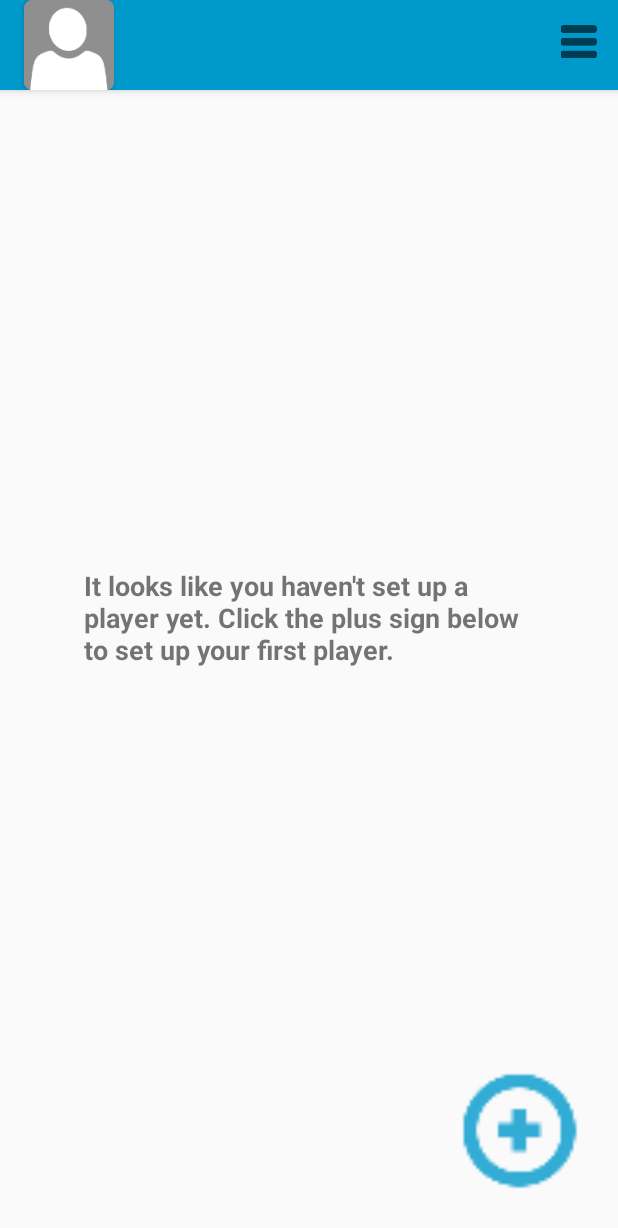
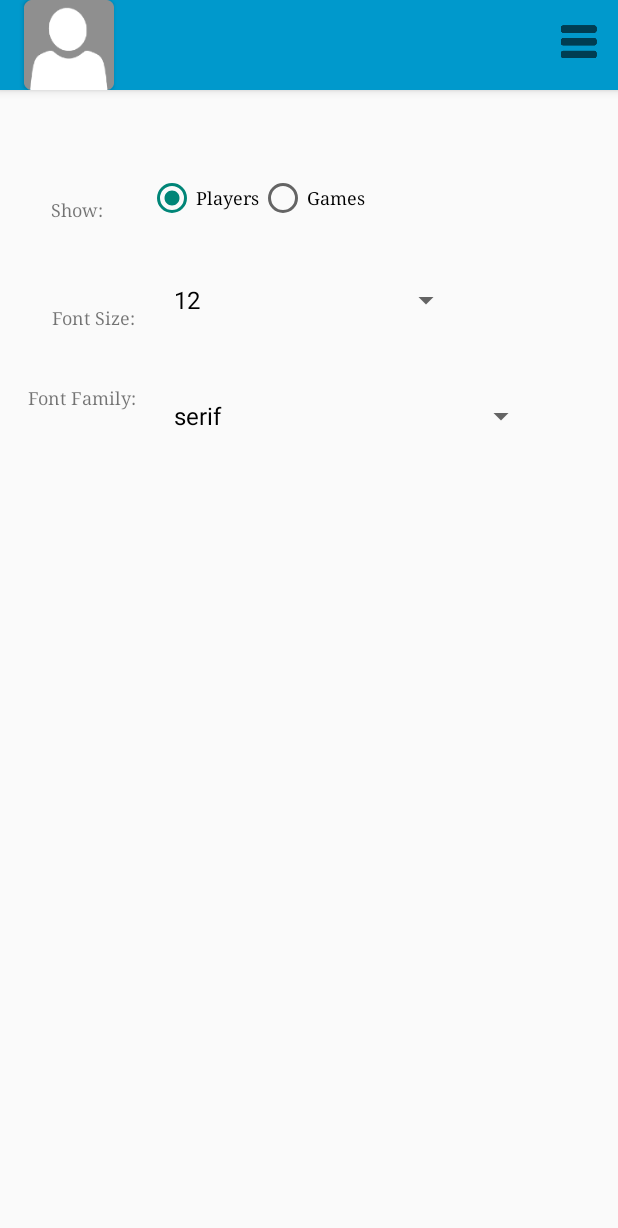
Before and after one commit to JadeBuhler/BoardGameBuddy, an Android app: the screen it shows after launch (MainActivity before the commit, Settings after it), in the options menu, after a tap on "Settings", on a phone screen of 412 x 824 dp. Shown: the top 1228 px of the screen. Run offline under Robolectric (Android 15) with nearby library versions, the phone set to English and light mode, and no system bars.

Commit message:
Added a settings activity, users can change font size and font family for the app, can also choose to display players or games.

```diff
--- a/app/src/main/AndroidManifest.xml
+++ b/app/src/main/AndroidManifest.xml
@@ -19,7 +19,8 @@
         <activity android:name=".addScreen" />
         <activity android:name=".BaseActivity" />
         <activity android:name=".AddPlayer" />
-        <activity android:name=".AddGame"></activity>
+        <activity android:name=".AddGame" />
+        <activity android:name=".Settings"></activity>
     </application>
 
 </manifest>
--- a/app/src/main/java/com/example/jade/boardgamebuddy/AddPlayer.java
+++ b/app/src/main/java/com/example/jade/boardgamebuddy/AddPlayer.java
@@ -1,6 +1,9 @@
 package com.example.jade.boardgamebuddy;
 
 import android.app.DialogFragment;
+import android.content.Intent;
+import android.content.SharedPreferences;
+import android.graphics.Typeface;
 import android.graphics.drawable.Drawable;
 import android.os.Build;
 import android.os.Bundle;
@@ -12,17 +15,21 @@ import android.view.ViewGroup;
 import android.widget.Button;
 import android.widget.EditText;
 import android.widget.ImageButton;
+import android.widget.Switch;
 import android.widget.Toast;
 
 
 public class AddPlayer extends BaseActivity implements AvatarDialogListener
 {
-    Button btnChooseAvatar;
-    Button btnOk;
-    Button btnCancel;
-    Button userAvatar;
-    EditText playerName;
-    DatabaseHelper dbHelper;
+    private Button btnChooseAvatar;
+    private Button btnOk;
+    private Button btnCancel;
+    private Button userAvatar;
+    private EditText playerName;
+    private Switch defaultPlayer;
+    private DatabaseHelper dbHelper;
+    private SharedPreferences preferences;
+    private Typeface typeface;
 
     @Override
     protected void onCreate(Bundle savedInstanceState)
@@ -35,6 +42,9 @@ public class AddPlayer extends BaseActivity implements AvatarDialogListener
         setSupportActionBar(appBar);
         getSupportActionBar().setDisplayShowTitleEnabled(false);
 
+        // Instantiate the shared preferences
+        preferences = getSharedPreferences("main_prefs", MODE_PRIVATE);
+
         // Find the user avatar image from the tool bar.
         userAvatar = (Button)findViewById(R.id.userAvatar);
 
@@ -43,6 +53,7 @@ public class AddPlayer extends BaseActivity implements AvatarDialogListener
         btnOk = (Button)findViewById(R.id.btnOk);
         btnCancel = (Button)findViewById(R.id.btnCancel);
         playerName = (EditText)findViewById(R.id.edtPlayerName);
+        defaultPlayer = (Switch)findViewById(R.id.swDefaultPlayer);
 
         // Instantiate the database helper.
         dbHelper = new DatabaseHelper(this);
@@ -81,8 +92,21 @@ public class AddPlayer extends BaseActivity implements AvatarDialogListener
             {
                 saveContentValues(v);
                 finish();
+                Intent intent = new Intent(AddPlayer.this, MainActivity.class);
+                startActivity(intent);
             }
         });
+    }
+
+    @Override
+    protected void onResume()
+    {
+        super.onResume();
+
+        typeface = typeface.create(preferences.getString("fontFamily", "serif"), Typeface.NORMAL);
+
+        defaultPlayer.setTypeface(typeface);
+        defaultPlayer.setTextSize(Integer.valueOf(preferences.getString("fontSize", "12")));
     }
 
     public void saveContentValues(View view)
--- a/app/src/main/java/com/example/jade/boardgamebuddy/BaseActivity.java
+++ b/app/src/main/java/com/example/jade/boardgamebuddy/BaseActivity.java
@@ -1,5 +1,8 @@
 package com.example.jade.boardgamebuddy;
 
+import android.content.Intent;
+import android.content.SharedPreferences;
+import android.graphics.Typeface;
 import android.graphics.drawable.Drawable;
 import android.os.Bundle;
 import android.support.v4.content.ContextCompat;
@@ -11,9 +14,9 @@ import android.view.MenuItem;
 
 public class BaseActivity extends AppCompatActivity
 {
-
     @Override
-    protected void onCreate(Bundle savedInstanceState) {
+    protected void onCreate(Bundle savedInstanceState)
+    {
         super.onCreate(savedInstanceState);
         setContentView(R.layout.activity_base);
 
@@ -40,6 +43,8 @@ public class BaseActivity extends AppCompatActivity
         {
             case R.id.settings:
                 // Open settings activity
+                Intent intent = new Intent(BaseActivity.this, Settings.class);
+                startActivity(intent);
                 break;
             case R.id.about:
                 // Open about activity
--- a/app/src/main/java/com/example/jade/boardgamebuddy/MainActivity.java
+++ b/app/src/main/java/com/example/jade/boardgamebuddy/MainActivity.java
@@ -2,10 +2,12 @@ package com.example.jade.boardgamebuddy;
 
 import android.content.Context;
 import android.content.Intent;
+import android.content.SharedPreferences;
 import android.database.Cursor;
 import android.database.sqlite.SQLiteDatabase;
 import android.graphics.Bitmap;
 import android.graphics.BitmapFactory;
+import android.graphics.Typeface;
 import android.graphics.drawable.Drawable;
 import android.support.annotation.NonNull;
 import android.support.v7.app.AppCompatActivity;
@@ -42,6 +44,8 @@ public class MainActivity extends BaseActivity
     private Button btnAdd;
     private TextView txtDefault;
     private Button userAva;
+    private SharedPreferences preferences;
+    private Typeface typeFace;
 
     @Override
     protected void onCreate(Bundle savedInstanceState)
@@ -55,6 +59,9 @@ public class MainActivity extends BaseActivity
         Toolbar appBar = (Toolbar)findViewById(R.id.appBar);
         setSupportActionBar(appBar);
         getSupportActionBar().setDisplayShowTitleEnabled(false);
+
+        // Instantiate the shared preferences
+        preferences = getSharedPreferences("main_prefs", MODE_PRIVATE);
 
         userAva = (Button)findViewById(R.id.userAvatar);
         btnAdd = (Button)findViewById(R.id.btnAdd);
@@ -100,6 +107,8 @@ public class MainActivity extends BaseActivity
     protected void onResume()
     {
         super.onResume();
+
+        typeFace = typeFace.create(preferences.getString("fontFamily", "monospace"), Typeface.NORMAL);
 
         // If the players table has data hide the default text view and display the players list
         // view.
@@ -244,6 +253,10 @@ public class MainActivity extends BaseActivity
                 if (txtPlayerName != null)
                 {
                     txtPlayerName.setText(player.getName());
+                    txtPlayerName.setTypeface(typeFace);
+                    txtPlayerName.setTextSize(Integer.valueOf(preferences.getString("fontSize",
+                            "14"
+                            )));
                     //userAvatar.setImageBitmap(BitmapFactory.decodeFile(player.getAvatar()));;
                 }
             }
--- /dev/null
+++ b/app/src/main/java/com/example/jade/boardgamebuddy/Settings.java
@@ -0,0 +1,109 @@
+package com.example.jade.boardgamebuddy;
+
+import android.content.SharedPreferences;
+import android.graphics.Typeface;
+import android.os.Bundle;
+import android.support.v7.widget.Toolbar;
+import android.widget.ArrayAdapter;
+import android.widget.RadioButton;
+import android.widget.Spinner;
+import android.widget.TextView;
+
+public class Settings extends BaseActivity
+{
+    private SharedPreferences preferences;
+    private Spinner spFontSize;
+    private Spinner spFontFamily;
+    Typeface typeface;
+
+    // This adapter will be used to populate the spinners
+    private ArrayAdapter<CharSequence> fontAdapter;
+
+    @Override
+    protected void onCreate(Bundle savedInstanceState)
+    {
+        super.onCreate(savedInstanceState);
+        setContentView(R.layout.activity_settings);
+
+        Toolbar appBar = (Toolbar)findViewById(R.id.appBar);
+        setSupportActionBar(appBar);
+        getSupportActionBar().setDisplayShowTitleEnabled(false);
+
+        preferences = getSharedPreferences("main_prefs", MODE_PRIVATE);
+        spFontSize = findViewById(R.id.spFontSize);
+        spFontFamily = findViewById(R.id.spFontFamily);
+
+
+        // Populate the font size and font family spinners with arrays from the strings resource
+        // file
+        fontAdapter = ArrayAdapter.createFromResource(this, R.array.font_sizes, android.R.layout
+                .simple_spinner_dropdown_item);
+        spFontSize.setAdapter(fontAdapter);
+
+        fontAdapter = ArrayAdapter.createFromResource(this, R.array.font_family, android.R
+                .layout.simple_spinner_dropdown_item);
+        spFontFamily.setAdapter(fontAdapter);
+    }
+
+    @Override
+    protected void onPause()
+    {
+        super.onPause();
+
+        // Open an editor for our shared preferences
+        SharedPreferences.Editor editor = preferences.edit();
+
+        // Add the chosen settings to the editor and commit them
+        // Saving font size as a String because I'm lazy and don't want to make an array adapter
+        // that takes ints
+        editor.putString("fontSize", spFontSize.getSelectedItem().toString());
+        editor.putString("fontFamily", spFontFamily.getSelectedItem().toString());
+        editor.commit();
+    }
+
+    @Override
+    protected void onResume()
+    {
+        super.onResume();
+
+        TextView txtChoose = findViewById(R.id.txtShow);
+        TextView txtFontSize = findViewById(R.id.txtFontSize);
+        TextView txtFontFamily = findViewById(R.id.txtFontFamily);
+        RadioButton rdbPlayer = findViewById(R.id.rdbPlayers);
+        RadioButton rdbGame = findViewById(R.id.rdbGames);
+
+        // Create a typeface from the previously chosen font family in the shared preferecnes
+        typeface = typeface.create(preferences.getString("fontFamily", "serif"), Typeface.NORMAL);
+
+        // Set the font family and font size for each item in the activity
+        // Could probably refactor this to be better, maybe some sort of loop?
+        txtChoose.setTypeface(typeface);
+        txtChoose.setTextSize(Integer.valueOf(preferences.getString("fontSize", "12")));
+        rdbPlayer.setTypeface(typeface);
+        rdbPlayer.setTextSize(Integer.valueOf(preferences.getString("fontSize", "12")));
+        rdbGame.setTypeface(typeface);
+        rdbGame.setTextSize(Integer.valueOf(preferences.getString("fontSize", "12")));
+        txtFontFamily.setTypeface(typeface);
+        txtFontFamily.setTextSize(Integer.valueOf(preferences.getString("fontSize", "12")));
+        txtFontSize.setTypeface(typeface);
+        txtFontSize.setTextSize(Integer.valueOf(preferences.getString("fontSize", "12")));
+
+
+        String chosenFont = preferences.getString("fontFamily", "serif");
+        String chosenFontSize = preferences.getString("fontSize", "12");
+
+        // Set the spinners to have the previously selected item selected when the activity is
+        // laoded again
+        fontAdapter = ArrayAdapter.createFromResource(this, R.array.font_family, android.R.layout
+                .simple_spinner_dropdown_item);
+
+        int spinnerPosition = fontAdapter.getPosition(chosenFont);
+        spFontFamily.setSelection(spinnerPosition);
+
+        fontAdapter = ArrayAdapter.createFromResource(this, R.array.font_sizes, android.R.layout
+                .simple_spinner_dropdown_item);
+
+        spinnerPosition = fontAdapter.getPosition(chosenFontSize);
+        spFontSize.setSelection(spinnerPosition);
+    }
+}
--- a/app/src/main/res/layout/activity_main.xml
+++ b/app/src/main/res/layout/activity_main.xml
@@ -36,7 +36,7 @@
     <ListView
         android:id="@+id/lvPlayers"
         android:layout_width="wrap_content"
-        android:layout_height="300dp"
+        android:layout_height="wrap_content"
         android:layout_alignParentStart="true"
         android:layout_alignParentTop="true"
         android:layout_marginTop="83dp"
--- /dev/null
+++ b/app/src/main/res/layout/activity_settings.xml
@@ -0,0 +1,89 @@
+<?xml version="1.0" encoding="utf-8"?>
+<RelativeLayout xmlns:android="http://schemas.android.com/apk/res/android"
+    xmlns:app="http://schemas.android.com/apk/res-auto"
+    xmlns:tools="http://schemas.android.com/tools"
+    android:layout_width="match_parent"
+    android:layout_height="match_parent"
+    tools:context="com.example.jade.boardgamebuddy.Settings">
+
+    <include layout="@layout/toolbar"/>
+
+    <TextView
+        android:id="@+id/txtShow"
+        android:layout_width="wrap_content"
+        android:layout_height="wrap_content"
+        android:layout_alignParentStart="true"
+        android:layout_alignParentTop="true"
+        android:layout_marginStart="34dp"
+        android:layout_marginTop="132dp"
+        android:text="Show:"
+        android:textAlignment="center"
+        android:textSize="30sp"
+        android:textStyle="bold" />
+
+    <RadioGroup
+        android:orientation="horizontal"
+        android:layout_width="wrap_content"
+        android:layout_height="wrap_content"
+        android:layout_alignBottom="@+id/txtShow"
+        android:layout_marginStart="30dp"
+        android:layout_toEndOf="@+id/txtShow"
+        android:id="@+id/radioGroup3">
+
+        <RadioButton
+            android:id="@+id/rdbPlayers"
+            android:layout_width="wrap_content"
+            android:layout_height="wrap_content"
+            android:layout_weight="1"
+            android:checked="true"
+            android:text="Players" />
+
+        <RadioButton
+            android:id="@+id/rdbGames"
+            android:layout_width="wrap_content"
+            android:layout_height="wrap_content"
+            android:layout_weight="1"
+            android:text="Games" />
+    </RadioGroup>
+
+    <TextView
+        android:id="@+id/txtFontSize"
+        android:layout_width="wrap_content"
+        android:layout_height="wrap_content"
+        android:layout_alignStart="@+id/txtShow"
+        android:layout_below="@+id/txtShow"
+        android:layout_marginTop="56dp"
+        android:text="Font Size:"
+        android:textAlignment="center"
+        android:textSize="24sp"
+        android:textStyle="bold" />
+
+    <Spinner
+        android:id="@+id/spFontSize"
+        android:layout_width="200dp"
+        android:layout_height="40dp"
+        android:layout_alignBottom="@+id/txtFontSize"
+        android:layout_marginStart="18dp"
+        android:layout_toEndOf="@+id/txtFontSize" />
+
+    <TextView
+        android:id="@+id/txtFontFamily"
+        android:layout_width="wrap_content"
+        android:layout_height="wrap_content"
+        android:layout_below="@+id/txtFontSize"
+        android:layout_marginTop="37dp"
+        android:layout_toStartOf="@+id/spFontSize"
+        android:text="Font Family:"
+        android:textAlignment="center"
+        android:textSize="24sp"
+        android:textStyle="bold" />
+
+    <Spinner
+        android:id="@+id/spFontFamily"
+        android:layout_width="250dp"
+        android:layout_height="40dp"
+        android:layout_alignStart="@+id/spFontSize"
+        android:layout_alignTop="@+id/txtFontFamily" />
+
+
+</RelativeLayout>
--- a/app/src/main/res/values/strings.xml
+++ b/app/src/main/res/values/strings.xml
@@ -1,6 +1,23 @@
 <resources>
     <string name="app_name">BoardGameBuddy</string>
 
-    <!-- TODO: Remove or change this placeholder text -->
-    <string name="hello_blank_fragment">Hello blank fragment</string>
+    <string-array name="font_sizes">
+        <item>12</item>
+        <item>14</item>
+        <item>16</item>
+        <item>18</item>
+        <item>20</item>
+        <item>24</item>
+        <item>26</item>
+        <item>28</item>
+        <item>30</item>
+    </string-array>
+
+    <string-array name="font_family">
+        <item>serif</item>
+        <item>sans-serif</item>
+        <item>casual</item>
+        <item>monospace</item>
+        <item>cursive</item>
+    </string-array>
 </resources>
```
